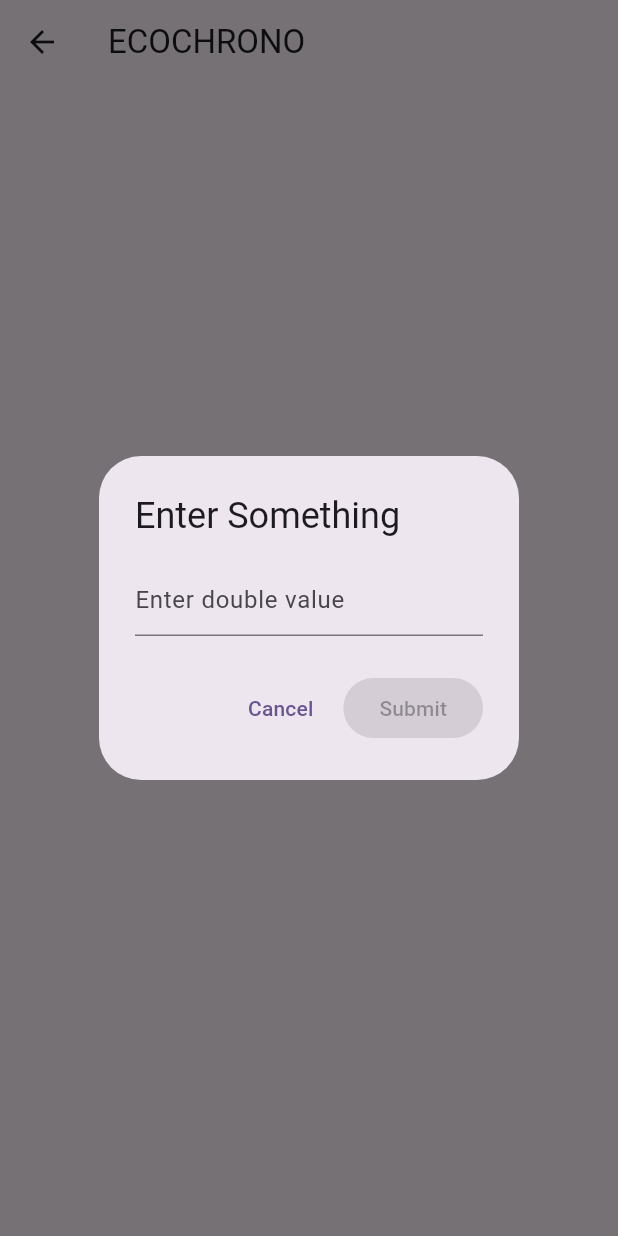
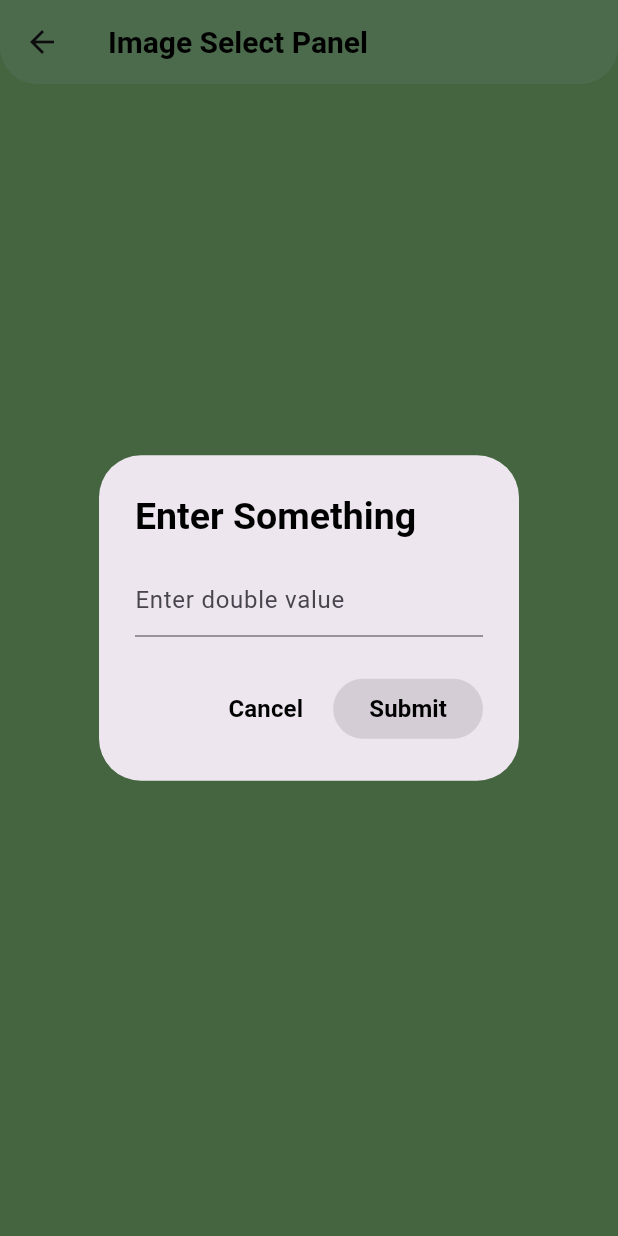
Before and after one commit to IsurGimhan/Software-Development-Group-Project, a Flutter app: the tree_diamter_take screen opened directly, after a tap on "Show Popup", on a phone screen of 412 x 824 dp. Run offline on Flutter 3.47's test engine with Material 3 defaults, Android fonts, the phone set to English and light mode, and no system bars; our stand-ins replace font_awesome_flutter, image_picker, logger, webview_flutter.

Commit message:
tree diameter taker page design

```diff
--- a/flutterFrontend/project_front_end/lib/home_page.dart
+++ b/flutterFrontend/project_front_end/lib/home_page.dart
@@ -4,6 +4,7 @@ import 'package:project_front_end/about_us.dart';
 import 'package:project_front_end/leaf_image_taker.dart';
 import 'package:project_front_end/settings_page.dart';
 import 'package:project_front_end/tree_history.dart';
+import 'package:project_front_end/tree_diameter_taker.dart';
 
 class MyApp extends StatelessWidget {
   const MyApp({super.key});
@@ -232,13 +233,15 @@ class _MyHomePageState extends State<MyHomePage> {
                     ),
                   ),
                   GestureDetector(
-                    // onTap: () {
-                    //   Navigator.push(
-                    //     context,
-                    //     MaterialPageRoute(
-                    //         builder: (context) => tree_diamter_take()),
-                    //   );
-                    // },
+                    onTap: () {
+                      Navigator.push(
+                        context,
+                        MaterialPageRoute(
+                            builder: (context) => const tree_diamter_take(
+                                  treeType: '',
+                                )),
+                      );
+                    },
                     child: Container(
                       height: 300,
                       width: 150,
--- a/flutterFrontend/project_front_end/lib/tree_diameter_taker.dart
+++ b/flutterFrontend/project_front_end/lib/tree_diameter_taker.dart
@@ -30,8 +30,21 @@ class _HomeScreenState extends State<tree_diamter_take> {
     String treeType = widget.treeType;
     return Scaffold(
       appBar: AppBar(
-        title: const Text('ECOCHRONO'),
+        title: const Text('Image Select Panel',
+            style: TextStyle(
+              fontSize: 20, // Set font size
+              fontWeight: FontWeight.bold, // Set font weight
+              color: Color.fromARGB(255, 0, 0, 0),
+            )),
+        backgroundColor: const Color.fromARGB(255, 166, 233, 168),
+        shape: const RoundedRectangleBorder(
+          borderRadius: BorderRadius.only(
+            bottomLeft: Radius.circular(25),
+            bottomRight: Radius.circular(25),
+          ),
+        ),
       ),
+      backgroundColor: const Color.fromRGBO(149, 220, 137, 1),
       body: Center(
         child: ElevatedButton(
           onPressed: () {
@@ -41,7 +54,12 @@ class _HomeScreenState extends State<tree_diamter_take> {
                 return StatefulBuilder(
                   builder: (context, setState) {
                     return AlertDialog(
-                      title: const Text('Enter Something'),
+                      title: const Text('Enter Something',
+                          style: TextStyle(
+                            fontSize: 25, // Set font size
+                            fontWeight: FontWeight.bold, // Set font weight
+                            color: Color.fromARGB(255, 0, 0, 0),
+                          )),
                       content: TextField(
                         controller: _textEditingController,
                         decoration: const InputDecoration(
@@ -57,20 +75,34 @@ class _HomeScreenState extends State<tree_diamter_take> {
                           onPressed: () {
                             Navigator.of(context).pop();
                           },
-                          child: const Text('Cancel'),
+                          child: const Text('Cancel',
+                              style: TextStyle(
+                                fontSize: 16, // Set font size
+                                fontWeight: FontWeight.bold, // Set font weight
+                                color: Color.fromARGB(255, 0, 0, 0),
+                              )),
                         ),
                         ElevatedButton(
                           onPressed: _isInputValid
                               ? () {
-                                String circumference = _textEditingController.text;
+                                  String circumference =
+                                      _textEditingController.text;
                                   Navigator.push(
                                     context,
-                                    MaterialPageRoute(builder: (context) => DataDisplayPage(treeType:treeType,circumference: circumference,)),
+                                    MaterialPageRoute(
+                                        builder: (context) => DataDisplayPage(
+                                              treeType: treeType,
+                                              circumference: circumference,
+                                            )),
                                   );
-
                                 }
                               : null,
-                          child: const Text('Submit'),
+                          child: const Text('Submit',
+                              style: TextStyle(
+                                fontSize: 16, // Set font size
+                                fontWeight: FontWeight.bold, // Set font weight
+                                color: Color.fromARGB(255, 0, 0, 0),
+                              )),
                         ),
                       ],
                     );
@@ -79,7 +111,12 @@ class _HomeScreenState extends State<tree_diamter_take> {
               },
             );
           },
-          child: const Text('Show Popup'),
+          child: const Text('Show Popup',
+              style: TextStyle(
+                fontSize: 16, // Set font size
+                fontWeight: FontWeight.bold, // Set font weight
+                color: Color.fromARGB(255, 0, 0, 0),
+              )),
         ),
       ),
     );
```
